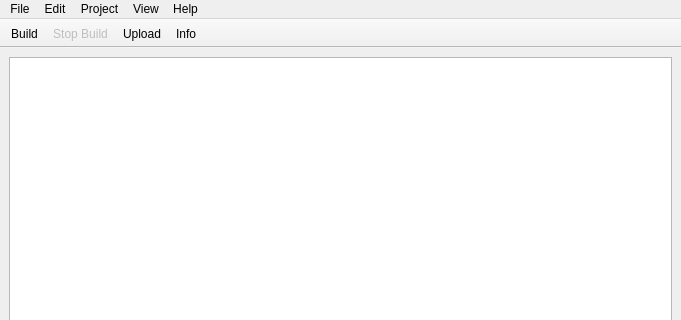
The window that mcbuilder/trunk/layouts/mainwindow.ui (makingthings/makecontroller) describes before a commit, drawn with Qt 5; both pictures show x 0 to 681 and y 0 to 320 of the 681 by 647 pixel window.
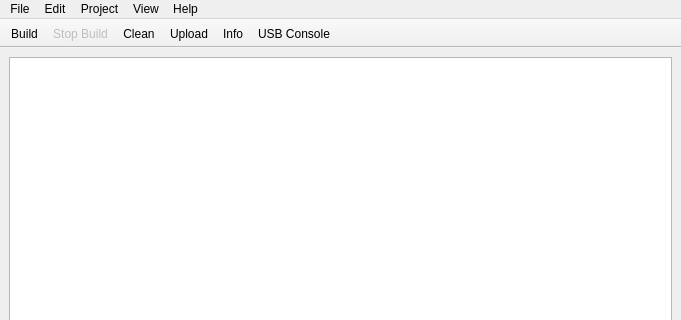
The same window after the commit. Icons and pictures are not drawn.

Commit message: - add toolbar buttons back in

Patch:
```diff
--- a/mcbuilder/trunk/layouts/mainwindow.ui
+++ b/mcbuilder/trunk/layouts/mainwindow.ui
@@ -268,8 +268,10 @@
    </attribute>
    <addaction name="actionBuild" />
    <addaction name="actionStop" />
+   <addaction name="actionClean" />
    <addaction name="actionUpload" />
    <addaction name="actionProperties" />
+   <addaction name="actionUsb_Monitor" />
   </widget>
   <action name="actionNew" >
    <property name="text" >
```
The commit also changes 2 other files.
